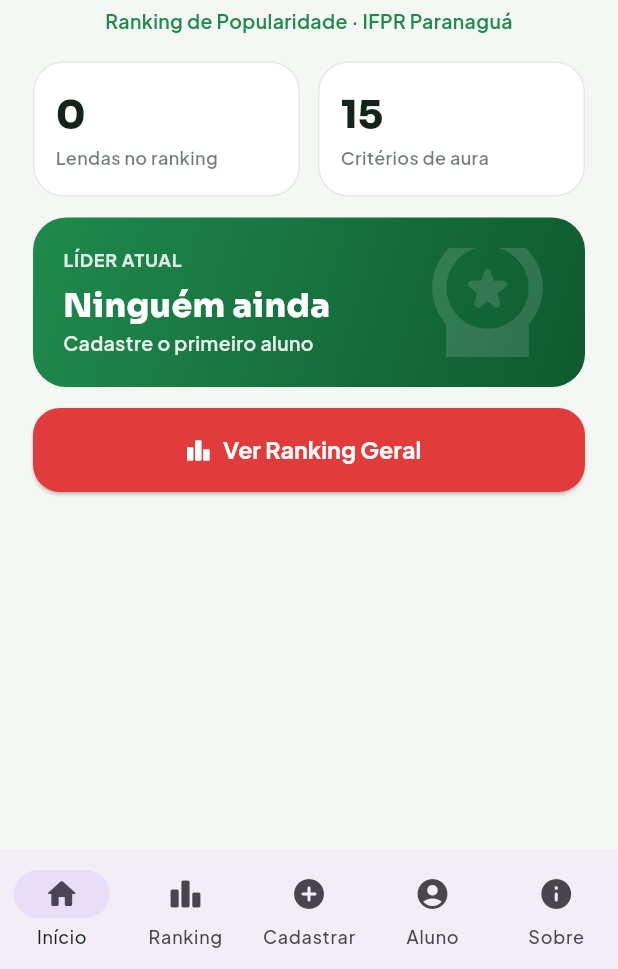
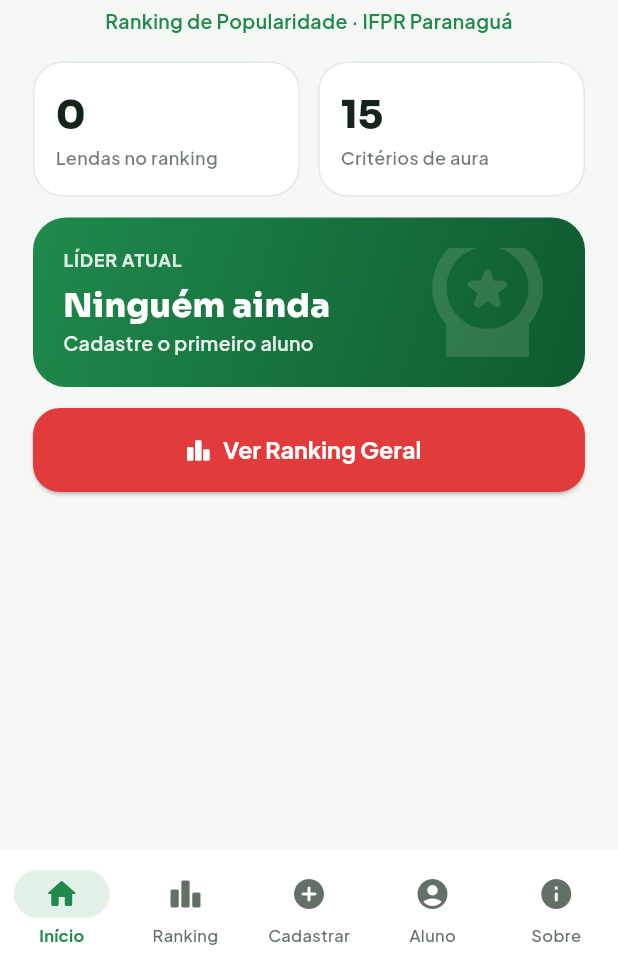
Before and after one commit to yoshimidevz/piramidgameifpr, a Flutter app: the screen it shows after launch, on a phone screen of 412 x 824 dp, the part 267-1236 px from its top. Run offline on Flutter 3.47's test engine with Material 3 defaults, Android fonts, the phone set to English and light mode, and no system bars; our stand-ins replace go_router, google_fonts, shared_preferences, signals.

Commit message:
fix: mudando a cor base do flutter pra paleta do ifpr

```diff
--- a/lib/core/theme/app_theme.dart
+++ b/lib/core/theme/app_theme.dart
@@ -30,13 +30,20 @@
     required Color border,
   }) {
     final base = ThemeData(brightness: brightness);
+    final isDark = brightness == Brightness.dark;
 
     return base.copyWith(
       scaffoldBackgroundColor: bg,
       colorScheme: base.colorScheme.copyWith(
         brightness: brightness,
         primary: AppColors.green,
+        onPrimary: Colors.white,
         secondary: AppColors.gold,
+        secondaryContainer: AppColors.green.withOpacity(isDark ? .25 : .12),
+        onSecondaryContainer: AppColors.green,
+        tertiary: AppColors.green,
+        tertiaryContainer: AppColors.green.withOpacity(isDark ? .25 : .12),
+        onTertiaryContainer: AppColors.green,
         error: AppColors.red,
         surface: surface,
         onSurface: text,
@@ -59,6 +66,48 @@
         foregroundColor: text,
         elevation: 0,
       ),
+      navigationBarTheme: NavigationBarThemeData(
+        backgroundColor: surface,
+        indicatorColor: AppColors.green.withOpacity(isDark ? .25 : .12),
+        labelTextStyle: WidgetStateProperty.resolveWith((states) {
+          final selected = states.contains(WidgetState.selected);
+          return TextStyle(
+            fontSize: 11,
+            fontWeight: selected ? FontWeight.w700 : FontWeight.w500,
+            color: selected ? AppColors.green : textDim,
+          );
+        }),
+        iconTheme: WidgetStateProperty.resolveWith((states) {
+          final selected = states.contains(WidgetState.selected);
+          return IconThemeData(
+            color: selected ? AppColors.green : textDim,
+          );
+        }),
+      ),
+      datePickerTheme: DatePickerThemeData(
+        backgroundColor: surface,
+        headerBackgroundColor: AppColors.green,
+        headerForegroundColor: Colors.white,
+        todayBorder: const BorderSide(color: AppColors.green),
+        dayOverlayColor: WidgetStateProperty.all(AppColors.green.withOpacity(.1)),
+        dayBackgroundColor: WidgetStateProperty.resolveWith((states) {
+          if (states.contains(WidgetState.selected)) return AppColors.green;
+          return null;
+        }),
+        dayForegroundColor: WidgetStateProperty.resolveWith((states) {
+          if (states.contains(WidgetState.selected)) return Colors.white;
+          return text;
+        }),
+        yearOverlayColor: WidgetStateProperty.all(AppColors.green.withOpacity(.1)),
+        yearBackgroundColor: WidgetStateProperty.resolveWith((states) {
+          if (states.contains(WidgetState.selected)) return AppColors.green;
+          return null;
+        }),
+        yearForegroundColor: WidgetStateProperty.resolveWith((states) {
+          if (states.contains(WidgetState.selected)) return Colors.white;
+          return text;
+        }),
+      ),
     );
   }
 }
```
